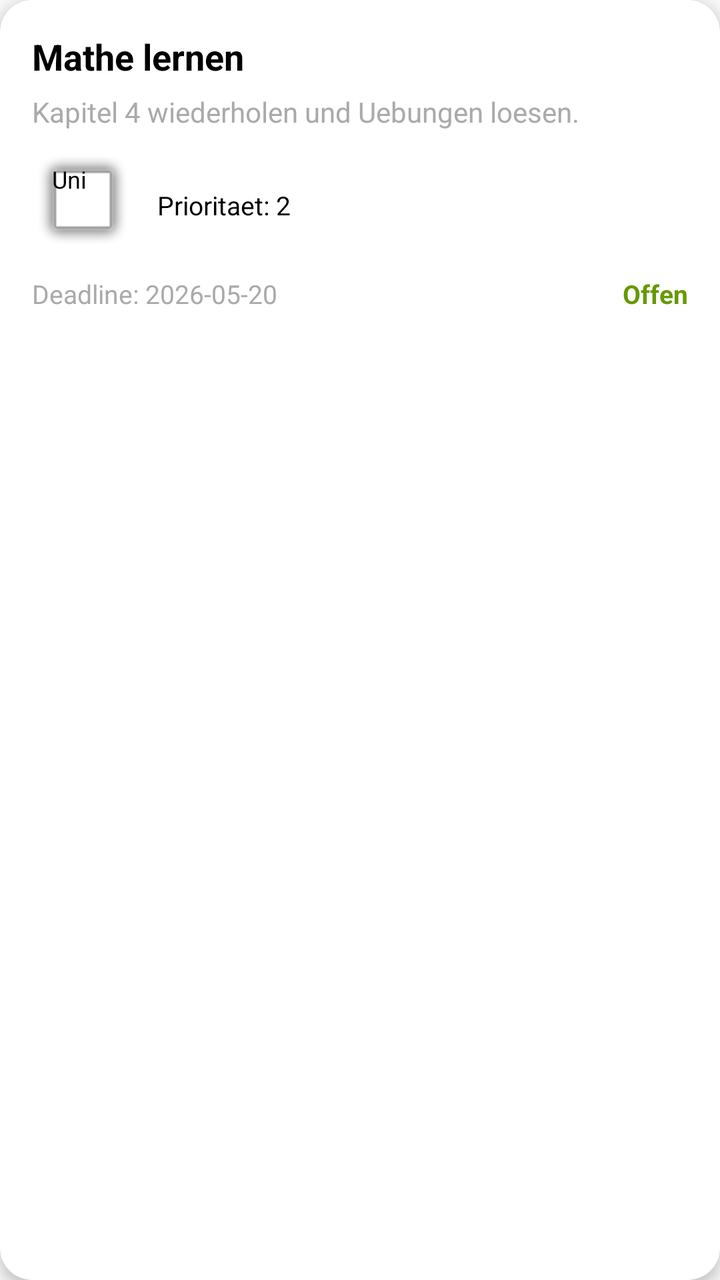
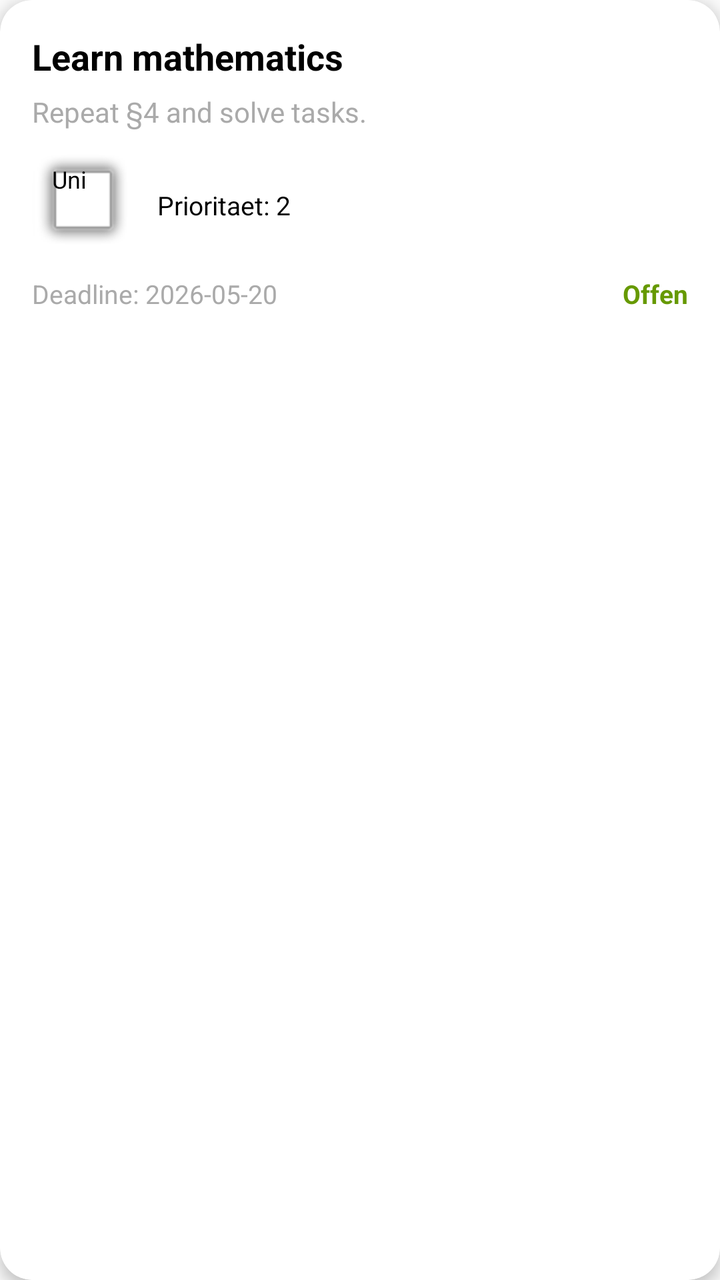

Compare the two renders of this Android layout. The source of the first and the diff that turns it into the second are given below.
<!-- AndroidManifest.xml: application theme Theme.Mobsysteme2 -->
<!-- res/layout/item_todo.xml -->
<?xml version="1.0" encoding="utf-8"?>
<androidx.cardview.widget.CardView xmlns:android="http://schemas.android.com/apk/res/android"
    xmlns:app="http://schemas.android.com/apk/res-auto"
    android:layout_width="match_parent"
    android:layout_height="wrap_content"
    android:layout_marginBottom="12dp"
    app:cardBackgroundColor="@android:color/white"
    app:cardCornerRadius="16dp"
    app:cardElevation="4dp">

    <LinearLayout
        android:layout_width="match_parent"
        android:layout_height="wrap_content"
        android:orientation="vertical"
        android:padding="16dp">

        <TextView
            android:id="@+id/tvTodoTitle"
            android:layout_width="match_parent"
            android:layout_height="wrap_content"
            android:text="Mathe lernen"
            android:textColor="@android:color/black"
            android:textSize="18sp"
            android:textStyle="bold" />

        <TextView
            android:id="@+id/tvTodoDescription"
            android:layout_width="match_parent"
            android:layout_height="wrap_content"
            android:layout_marginTop="6dp"
            android:maxLines="2"
            android:text="Kapitel 4 wiederholen und Uebungen loesen."
            android:textColor="@android:color/darker_gray"
            android:textSize="14sp" />

        <LinearLayout
            android:layout_width="match_parent"
            android:layout_height="wrap_content"
            android:layout_marginTop="12dp"
            android:gravity="center_vertical"
            android:orientation="horizontal">

            <TextView
                android:id="@+id/tvTodoCategory"
                android:layout_width="wrap_content"
                android:layout_height="wrap_content"
                android:background="@android:drawable/alert_light_frame"
                android:paddingLeft="10dp"
                android:paddingTop="4dp"
                android:paddingRight="10dp"
                android:paddingBottom="4dp"
                android:text="Uni"
                android:textColor="@android:color/black"
                android:textSize="12sp" />

            <TextView
                android:id="@+id/tvTodoPriority"
                android:layout_width="wrap_content"
                android:layout_height="wrap_content"
                android:layout_marginStart="12dp"
                android:text="Prioritaet: 2"
                android:textColor="@android:color/black"
                android:textSize="13sp" />
        </LinearLayout>

        <LinearLayout
            android:layout_width="match_parent"
            android:layout_height="wrap_content"
            android:layout_marginTop="10dp"
            android:gravity="center_vertical"
            android:orientation="horizontal">

            <TextView
                android:id="@+id/tvTodoDeadline"
                android:layout_width="0dp"
                android:layout_height="wrap_content"
                android:layout_weight="1"
                android:text="Deadline: 2026-05-20"
                android:textColor="@android:color/darker_gray"
                android:textSize="13sp" />

            <TextView
                android:id="@+id/tvTodoStatus"
                android:layout_width="wrap_content"
                android:layout_height="wrap_content"
                android:text="Offen"
                android:textColor="@android:color/holo_green_dark"
                android:textSize="13sp"
                android:textStyle="bold" />
        </LinearLayout>

    </LinearLayout>

</androidx.cardview.widget.CardView>
<!-- resources referenced by this layout -->
<resources>
  <style name="Theme.Mobsysteme2" parent="Theme.AppCompat.DayNight.NoActionBar" />
</resources>

<!-- the commit's change to res/layout/item_todo.xml (unified diff, before → after) -->
@@ -18,7 +18,7 @@
             android:id="@+id/tvTodoTitle"
             android:layout_width="match_parent"
             android:layout_height="wrap_content"
-            android:text="Mathe lernen"
+            android:text="Learn mathematics"
             android:textColor="@android:color/black"
             android:textSize="18sp"
             android:textStyle="bold" />
@@ -29,7 +29,7 @@
             android:layout_height="wrap_content"
             android:layout_marginTop="6dp"
             android:maxLines="2"
-            android:text="Kapitel 4 wiederholen und Uebungen loesen."
+            android:text="Repeat §4 and solve tasks."
             android:textColor="@android:color/darker_gray"
             android:textSize="14sp" />
 
